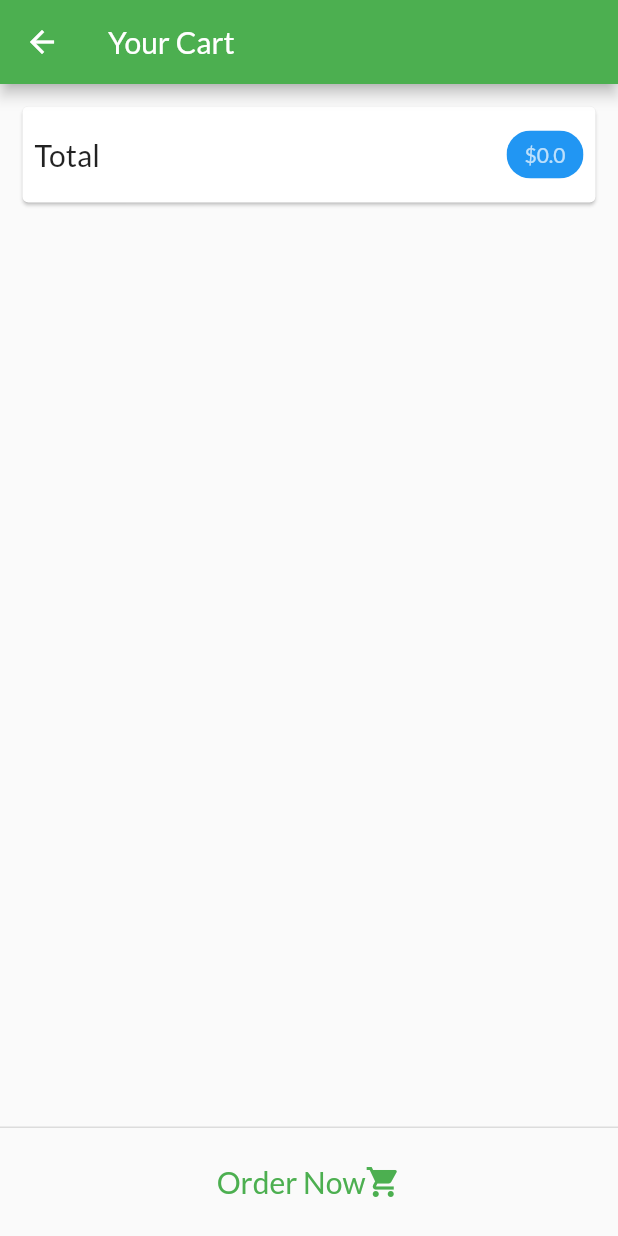
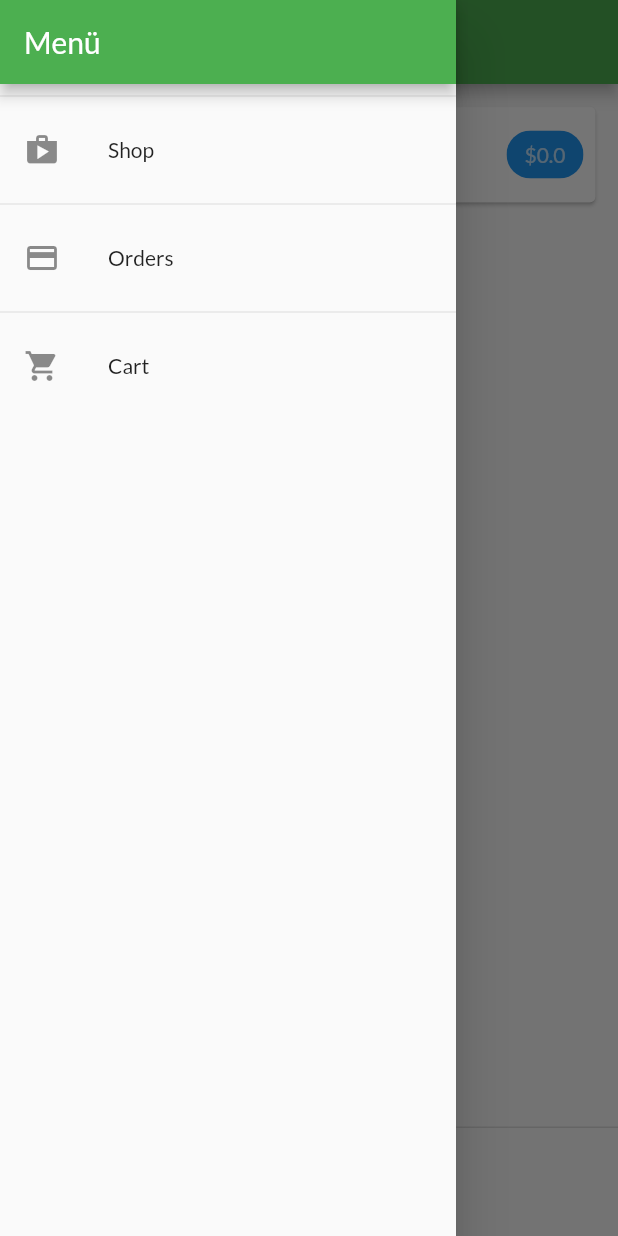
Before and after one commit to Lapatou/Shop_App, a Flutter app: the CartScreen screen opened by its route, with the side drawer open (before the commit the screen has no drawer), on a phone screen of 412 x 824 dp. Run offline on Flutter 3.47's test engine with Material 2 defaults, Android fonts, the phone set to English and light mode, and no system bars; network calls fail.

Commit message:
Add App drawer

```diff
--- a/lib/Screens/cart_screen.dart
+++ b/lib/Screens/cart_screen.dart
@@ -2,6 +2,7 @@ import 'package:flutter/material.dart';
 import 'package:provider/provider.dart';
 import 'package:shop_app/Providers/cart.dart' show Cart;
 import 'package:shop_app/Providers/orders.dart';
+import 'package:shop_app/Widgets/app_drawer.dart';
 import 'package:shop_app/Widgets/cart_item.dart';
 
 class CartScreen extends StatelessWidget {
@@ -12,6 +13,7 @@ class CartScreen extends StatelessWidget {
   Widget build(BuildContext context) {
     Cart cart = Provider.of<Cart>(context);
     return Scaffold(
+      drawer: const AppDrawer(),
       appBar: AppBar(
         title: const Text("Your Cart"),
       ),
--- a/lib/Screens/order_screen.dart
+++ b/lib/Screens/order_screen.dart
@@ -1,6 +1,7 @@
 import 'package:flutter/material.dart';
 import 'package:provider/provider.dart';
 import 'package:shop_app/Providers/orders.dart' show Orders;
+import 'package:shop_app/Widgets/app_drawer.dart';
 import 'package:shop_app/Widgets/order_item.dart';
 
 class OrderScreen extends StatelessWidget {
@@ -12,6 +13,7 @@ class OrderScreen extends StatelessWidget {
   Widget build(BuildContext context) {
     final Orders ordersData = Provider.of<Orders>(context);
     return Scaffold(
+      drawer: const AppDrawer(),
       appBar: AppBar(
         title: const Text(
           "Your Orders",
--- a/lib/Screens/product_detail_screen.dart
+++ b/lib/Screens/product_detail_screen.dart
@@ -1,5 +1,6 @@
 import 'package:flutter/material.dart';
 import 'package:shop_app/Providers/product.dart';
+import 'package:shop_app/Widgets/app_drawer.dart';
 
 // ignore: use_key_in_widget_constructors
 class ProductDetailScreen extends StatelessWidget {
@@ -10,6 +11,7 @@ class ProductDetailScreen extends StatelessWidget {
     final product = ModalRoute.of(context)!.settings.arguments as Product;
 
     return Scaffold(
+      drawer: const AppDrawer(),
       appBar: AppBar(
         centerTitle: true,
         title: Text(
--- a/lib/Screens/product_overview_screen.dart
+++ b/lib/Screens/product_overview_screen.dart
@@ -3,6 +3,7 @@ import 'package:flutter/material.dart';
 import 'package:provider/provider.dart';
 import 'package:shop_app/Providers/cart.dart';
 import 'package:shop_app/Screens/cart_screen.dart';
+import 'package:shop_app/Widgets/app_drawer.dart';
 import 'package:shop_app/Widgets/badge.dart';
 import 'package:shop_app/Widgets/product_grid.dart';
 
@@ -13,6 +14,7 @@ enum FilterOptions {
 
 class ProductOverviewScreen extends StatefulWidget {
   const ProductOverviewScreen({Key? key}) : super(key: key);
+  static const String routeName = "/";
 
   @override
   State<ProductOverviewScreen> createState() => _ProductOverviewScreenState();
@@ -24,6 +26,7 @@ class _ProductOverviewScreenState extends State<ProductOverviewScreen> {
   @override
   Widget build(BuildContext context) {
     return Scaffold(
+      drawer: const AppDrawer(),
       appBar: AppBar(
         title: const Text("Magzaaa"),
         actions: <Widget>[
--- /dev/null
+++ b/lib/Widgets/app_drawer.dart
@@ -0,0 +1,47 @@
+import 'package:flutter/material.dart';
+import 'package:shop_app/Screens/cart_screen.dart';
+import 'package:shop_app/Screens/order_screen.dart';
+import 'package:shop_app/Screens/product_overview_screen.dart';
+
+class AppDrawer extends StatelessWidget {
+  const AppDrawer({Key? key}) : super(key: key);
+
+  @override
+  Widget build(BuildContext context) {
+    return Drawer(
+      child: Column(
+        children: [
+          AppBar(
+            title: const Text("Menü"),
+            automaticallyImplyLeading: false,
+          ),
+          const Divider(),
+          ListTile(
+            leading: const Icon(Icons.shop),
+            title: const Text("Shop"),
+            onTap: () {
+              Navigator.of(context)
+                  .pushReplacementNamed(ProductOverviewScreen.routeName);
+            },
+          ),
+          const Divider(),
+          ListTile(
+            leading: const Icon(Icons.payment),
+            title: const Text("Orders"),
+            onTap: () {
+              Navigator.of(context).pushReplacementNamed(OrderScreen.routeName);
+            },
+          ),
+          const Divider(),
+          ListTile(
+            leading: const Icon(Icons.shopping_cart),
+            title: const Text("Cart"),
+            onTap: () {
+              Navigator.of(context).pushReplacementNamed(CartScreen.routeName);
+            },
+          ),
+        ],
+      ),
+    );
+  }
+}
--- a/lib/main.dart
+++ b/lib/main.dart
@@ -36,8 +36,9 @@ class MyApp extends StatelessWidget {
           ),
           fontFamily: 'Lato',
         ),
-        home: ProductOverviewScreen(),
+        initialRoute: ProductOverviewScreen.routeName,
         routes: {
+          ProductOverviewScreen.routeName: (context) => ProductOverviewScreen(),
           ProductDetailScreen.routeName: (context) => ProductDetailScreen(),
           CartScreen.routeName: (context) => CartScreen(),
           OrderScreen.routeName: (context) => OrderScreen(),
```
